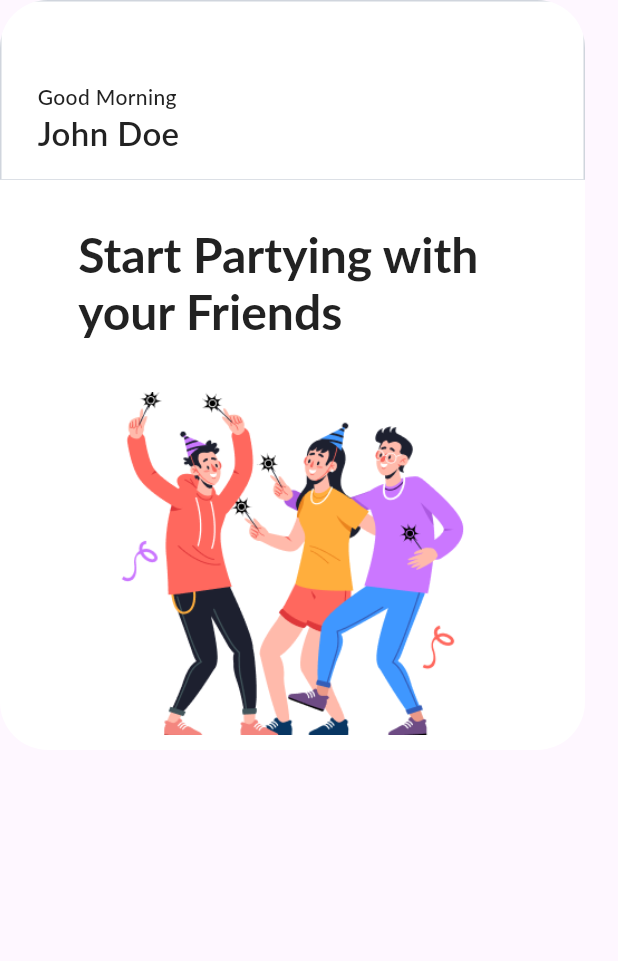
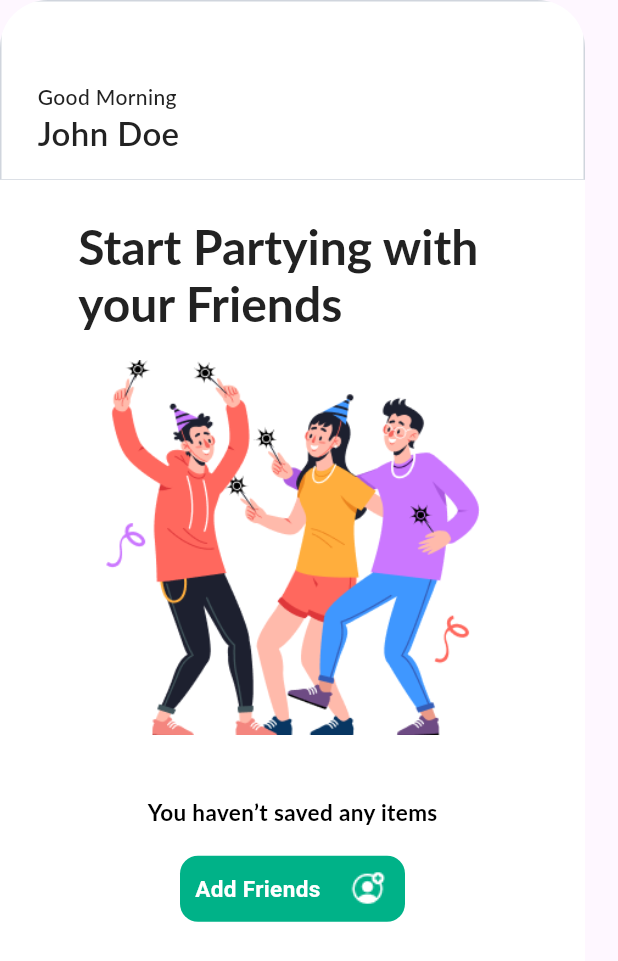
Before and after one commit to Sarah-Rafi/Eataly, a Flutter app: the PartyScreen screen opened directly, on a phone screen of 412 x 824 dp. Shown: the top 961 px of the screen. Run offline on Flutter 3.47's test engine with Material 3 defaults, Android fonts, the phone set to English and light mode, and no system bars; Roboto replaces fonts that are missing (Lato).

Commit message:
Initial commit

```diff
--- a/lib/partyscreen.dart
+++ b/lib/partyscreen.dart
@@ -9,7 +9,7 @@ class PartyScreen extends StatelessWidget {
           children: [
             Container(
               width: 390,
-              height: 500,
+              height: 700,
               clipBehavior: Clip.antiAlias,
               decoration: ShapeDecoration(
                 color: Colors.white,
@@ -89,8 +89,8 @@ class PartyScreen extends StatelessWidget {
                   ),
                   Container(
                     width: 322,
-                    height: 126,
-                    margin: const EdgeInsets.only(top: 5, left: 5, right: 24),
+                    height: 95,
+                    margin: const EdgeInsets.only(top: 15, left: 5, right: 24),
                     child: Center(
                       child: RichText(
                         textAlign: TextAlign.left,
@@ -112,17 +112,69 @@ class PartyScreen extends StatelessWidget {
                   ),
                   SizedBox(height: 10),
                   Container(
-                    width: 229,
-                    height: 229,
-                    margin: const EdgeInsets.only(
-                        bottom: 10),
+                    width: 250,
+                    height: 250,
+                    margin: const EdgeInsets.only(bottom: 10),
                     decoration: BoxDecoration(
                       image: DecorationImage(
-                        image: AssetImage(
-                            "assets/objects.png"),
+                        image: AssetImage("assets/objects.png"),
                         fit: BoxFit.cover,
                       ),
                       borderRadius: BorderRadius.circular(15),
+                    ),
+                  ),
+                  SizedBox(height: 8),
+                  Container(
+                    width: 291,
+                    height: 104,
+                    margin: EdgeInsets.only(top: 15),
+                    child: Column(
+                      mainAxisAlignment: MainAxisAlignment.center,
+                      children: [
+                        Container(
+                          width: 300,
+                          height: 30,
+                          alignment: Alignment.center,
+                          decoration: BoxDecoration(),
+                          child: Text(
+                            'You haven’t saved any items',
+                            style: TextStyle(
+                              fontFamily: 'Lato',
+                              fontSize: 15,
+                              fontWeight: FontWeight.w700,
+                              color: Colors.black,
+                            ),
+                          ),
+                        ),
+                        SizedBox(height: 5),
+                        Container(
+                          width: 150,
+                          height: 44,
+                          padding: EdgeInsets.all(10),
+                          margin: EdgeInsets.all(10),
+                          decoration: BoxDecoration(
+                            color: Color(0xFF00B288),
+                            borderRadius: BorderRadius.circular(12),
+                          ),
+                          child: Row(
+                            mainAxisAlignment: MainAxisAlignment.spaceBetween,
+                            children: [
+                              Text(
+                                'Add Friends',
+                                style: TextStyle(
+                                  color: Colors.white,
+                                  fontSize: 15,
+                                  fontWeight: FontWeight.bold,
+                                ),
+                              ),
+                              Image.asset('assets/addfriends.png',
+                                width: 30,
+                                height: 30,
+                              ),
+                            ],
+                          ),
+                        ),
+                      ],
                     ),
                   ),
                 ],
--- a/lib/savedscreen.dart
+++ b/lib/savedscreen.dart
@@ -148,7 +148,6 @@ class SavedScreen extends StatelessWidget {
             ),
             InkWell(
               onTap: () {
-                // Navigate to PartyScreen when pressed
                 Navigator.push(
                   context,
                   MaterialPageRoute(builder: (context) => PartyScreen()),
--- a/pubspec.yaml
+++ b/pubspec.yaml
@@ -37,6 +37,8 @@ flutter:
     - assets/clock.png
     - assets/fastfood.png
     - assets/objects.png
+    - assets/addfriends.png
+
 
 
 
```
Also changed, not shown: assets/addfriends.png (added).
